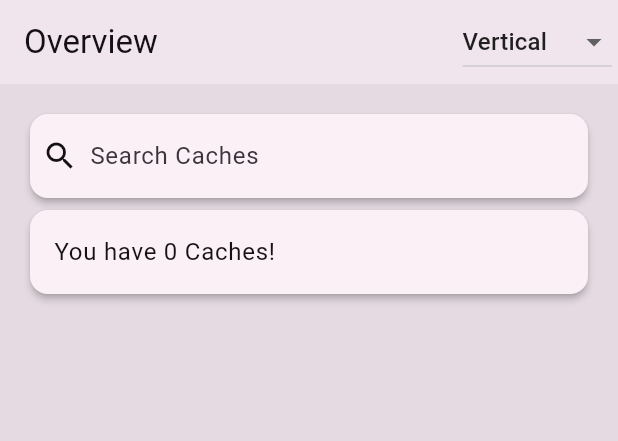
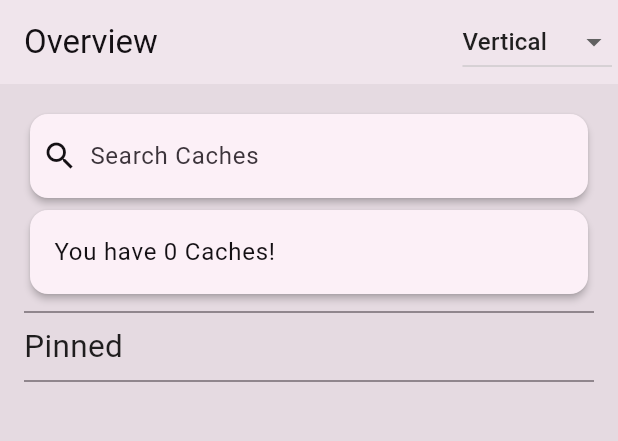
Before and after one commit to undefinedpatient/idea_cache, a Flutter app: the screen it shows after launch, on a phone screen of 412 x 824 dp, the part 84-525 px from its top. Run offline on Flutter 3.47's test engine with Material 3 defaults, Android fonts, the phone set to English and light mode, and no system bars; our stand-ins replace file_picker; missing offline and left inert: flutter_quill, window_manager; Roboto replaces fonts that are missing (FiraCode Nerd Font).

Commit message:
Changed Overview, add back pin

```diff
--- a/lib/app.dart
+++ b/lib/app.dart
@@ -149,7 +149,7 @@ class _ICMainView extends State<ICMainView>
               style: Theme.of(context).textTheme.headlineMedium,
               children: <TextSpan>[
                 TextSpan(
-                  text: " v1.3.1",
+                  text: " v1.3.2",
                   style: Theme.of(context).textTheme.labelLarge,
                 ),
               ],
--- a/lib/page/overview.dart
+++ b/lib/page/overview.dart
@@ -145,6 +145,46 @@ class _ICOverview extends State<ICOverview> {
                     ],
                   ),
                 ),
+                Divider(),
+                Text("Pinned", textScaler: TextScaler.linear(1.5)),
+                ReorderableListView(
+                  proxyDecorator: proxyDecorator,
+                  padding: EdgeInsets.all(0),
+                  onReorder: (oldIndex, newIndex) async {
+                    await model.reorderCache(oldIndex, newIndex);
+                  },
+                  shrinkWrap: true,
+                  buildDefaultDragHandles: false,
+                  scrollDirection: (isScrollVertical == true)
+                      ? Axis.vertical
+                      : Axis.horizontal,
+                  children: model.caches
+                      // Only take whose not pinned
+                      .where((Cache cache) => cache.priority == 1)
+                      .where(
+                        (Cache cache) => cache.name.toLowerCase().contains(
+                          _textEditingController.text.toLowerCase(),
+                        ),
+                      )
+                      .toList()
+                      .asMap()
+                      .entries
+                      .map((entry) {
+                        return ICCacheCard(
+                          axis: (isScrollVertical)
+                              ? Axis.vertical
+                              : Axis.horizontal,
+                          key: ValueKey(entry.value.id),
+                          index: entry.key,
+                          cacheId: entry.value.id,
+                          onSetPage: () {
+                            widget.onSetPage(entry.key + 1);
+                          },
+                        );
+                      })
+                      .toList(),
+                ),
+                Divider(),
                 Expanded(
                   child: ReorderableListView(
                     proxyDecorator: proxyDecorator,
```
Also changed, not shown: lib/page/cacheoverview.dart (+1 -29 lines).
